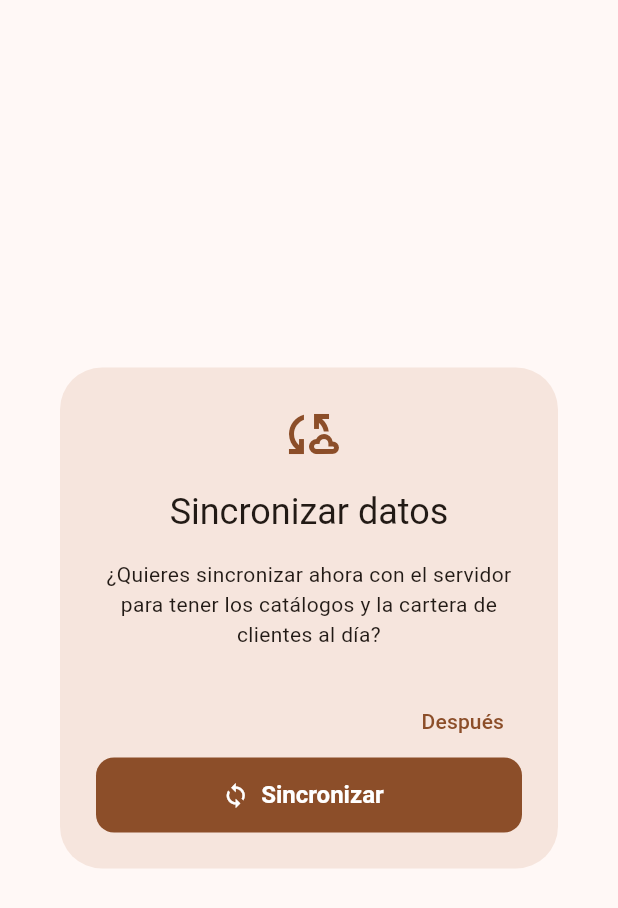
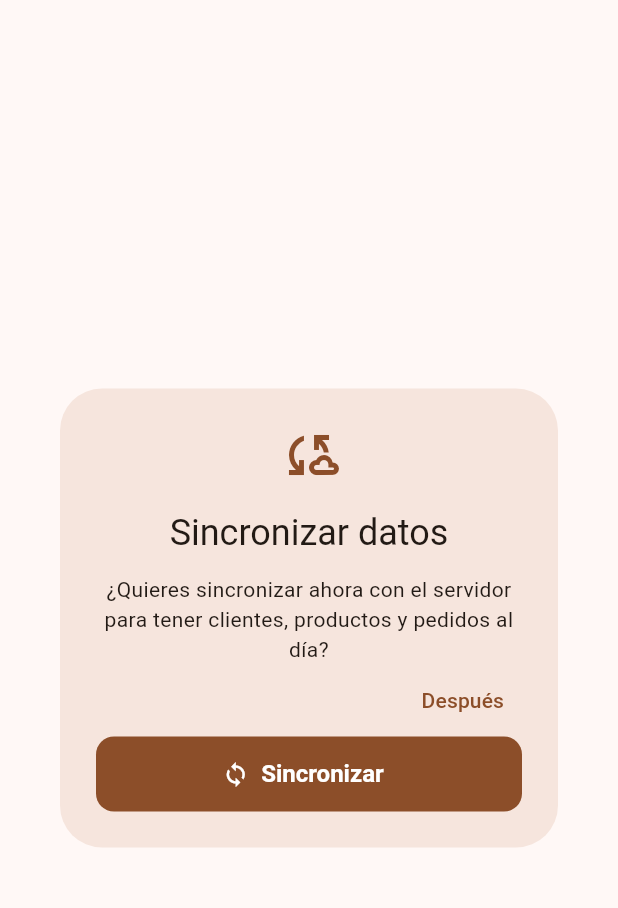
Before and after one commit to Iago-3004/guzmanges-proyecto, a Flutter app: the DialogoSincronizar widget shown alone on an empty page, opened directly, on a phone screen of 412 x 824 dp. Shown: the top 908 px of the screen. Run offline on Flutter 3.47's test engine with Material 3 defaults, Android fonts, the phone set to English and light mode, and no system bars; our stand-ins replace dio, flutter_secure_storage, shared_preferences, sqflite; accounts and stored records are empty; network calls fail.

Commit message:
(APP) Fix Mensaje Sincronizacion

```diff
--- a/app/lib/widgets/dialogo_sincronizar.dart
+++ b/app/lib/widgets/dialogo_sincronizar.dart
@@ -21,9 +21,10 @@ class DialogoSincronizar extends StatelessWidget {
     return AlertDialog(
       icon: Icon(Icons.cloud_sync_outlined, size: 40, color: scheme.primary),
       title: const Text('Sincronizar datos'),
+      contentPadding: const EdgeInsets.fromLTRB(24, 12, 24, 0),
       content: const Text(
-        '¿Quieres sincronizar ahora con el servidor para tener los catálogos '
-        'y la cartera de clientes al día?',
+        '¿Quieres sincronizar ahora con el servidor para tener clientes, '
+        'productos y pedidos al día?',
         textAlign: TextAlign.center,
       ),
       actions: [
```
